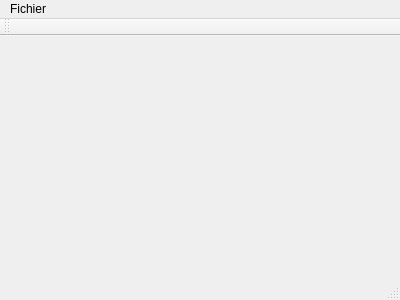
Qt form GUI/mainwindow.ui (clemux/Stereovision) before a commit.
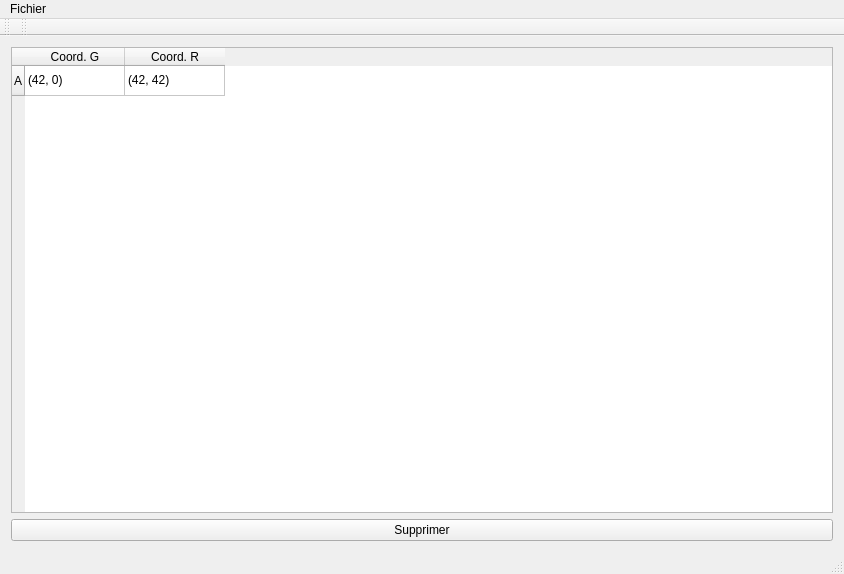
The same form after that commit.

Commit message: Add table widget.

The edit to the form file:
```diff
--- a/GUI/mainwindow.ui
+++ b/GUI/mainwindow.ui
@@ -6,8 +6,8 @@
    <rect>
     <x>0</x>
     <y>0</y>
-    <width>400</width>
-    <height>300</height>
+    <width>844</width>
+    <height>574</height>
    </rect>
   </property>
   <property name="windowTitle">
@@ -16,7 +16,51 @@
   <widget class="QWidget" name="centralWidget">
    <layout class="QHBoxLayout" name="horizontalLayout">
     <item>
-     <layout class="QHBoxLayout" name="imagesLayout"/>
+     <layout class="QHBoxLayout" name="imagesLayout">
+      <property name="sizeConstraint">
+       <enum>QLayout::SetMinimumSize</enum>
+      </property>
+     </layout>
+    </item>
+    <item>
+     <layout class="QVBoxLayout" name="verticalLayout">
+      <item>
+       <widget class="QTableWidget" name="tableWidget">
+        <row>
+         <property name="text">
+          <string>A</string>
+         </property>
+        </row>
+        <column>
+         <property name="text">
+          <string>Coord. G</string>
+         </property>
+        </column>
+        <column>
+         <property name="text">
+          <string>Coord. R</string>
+         </property>
+        </column>
+        <item row="0" column="0">
+         <property name="text">
+          <string>(42, 0)</string>
+         </property>
+        </item>
+        <item row="0" column="1">
+         <property name="text">
+          <string>(42, 42)</string>
+         </property>
+        </item>
+       </widget>
+      </item>
+      <item>
+       <widget class="QPushButton" name="pushButton">
+        <property name="text">
+         <string>Supprimer</string>
+        </property>
+       </widget>
+      </item>
+     </layout>
     </item>
    </layout>
   </widget>
@@ -25,7 +69,7 @@
     <rect>
      <x>0</x>
      <y>0</y>
-     <width>400</width>
+     <width>844</width>
      <height>19</height>
     </rect>
    </property>
@@ -50,6 +94,17 @@
    </attribute>
   </widget>
   <widget class="QStatusBar" name="statusBar"/>
+  <widget class="QToolBar" name="toolBar">
+   <property name="windowTitle">
+    <string>toolBar</string>
+   </property>
+   <attribute name="toolBarArea">
+    <enum>TopToolBarArea</enum>
+   </attribute>
+   <attribute name="toolBarBreak">
+    <bool>false</bool>
+   </attribute>
+  </widget>
   <action name="actionOpenLeft">
    <property name="text">
     <string>Ouvrir Gauche</string>
```
The commit also changes 1 other file.
